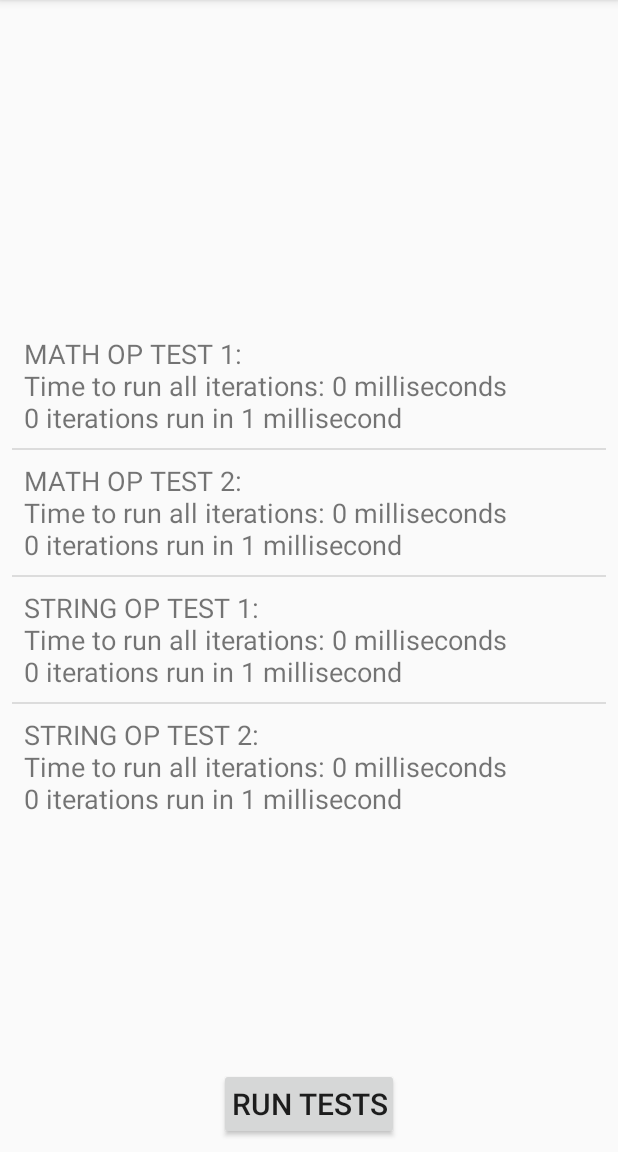
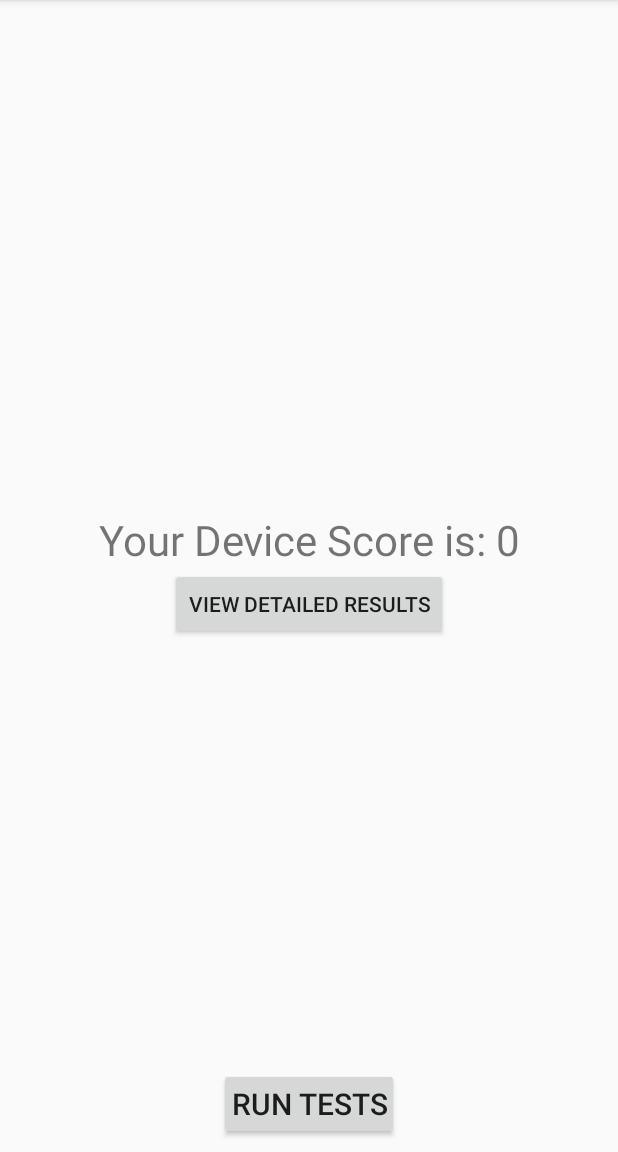
Before and after one commit to dimagi/commcare-developer-toolkit, an Android app: the RawDeviceTestsActivity screen opened directly, with no data from a screen before it, after a tap on "RUN TESTS", on a phone screen of 412 x 824 dp, the part 84-1236 px from its top. Run offline under Robolectric (Android 15) with nearby library versions, the phone set to English and light mode, and no system bars; 1 statement that could not run was skipped.

Commit message:
moved test details to separate activity; need to figure out why progress bar doesn't show up

```diff
--- a/app/src/main/java/dalvik/commcare/org/commcaretoolkit/activities/RawDeviceTestsActivity.java
+++ b/app/src/main/java/dalvik/commcare/org/commcaretoolkit/activities/RawDeviceTestsActivity.java
@@ -1,16 +1,14 @@
 package dalvik.commcare.org.commcaretoolkit.activities;
 
-import android.content.Context;
+import android.content.Intent;
 import android.os.Bundle;
 import android.support.v7.app.AppCompatActivity;
 import android.view.View;
-import android.view.ViewGroup;
-import android.widget.ArrayAdapter;
-import android.widget.ListView;
 import android.widget.TextView;
 
 
 import dalvik.commcare.org.commcaretoolkit.R;
+import dalvik.commcare.org.commcaretoolkit.device.tests.DeviceTestsUtility;
 import dalvik.commcare.org.commcaretoolkit.device.tests.RawTestsRunner;
 import dalvik.commcare.org.commcaretoolkit.device.tests.TestResult;
 
@@ -20,48 +18,46 @@ import dalvik.commcare.org.commcaretoolkit.device.tests.TestResult;
 
 public class RawDeviceTestsActivity extends AppCompatActivity {
 
-    private static final String KEY_COMPUTED_RESULTS = "computed-results";
+    protected static final String KEY_COMPUTED_RESULTS = "computed-results";
 
     private TestResult[] computedResults;
 
     @Override
     protected void onCreate(Bundle savedInstanceState) {
         super.onCreate(savedInstanceState);
-        setContentView(R.layout.raw_device_tests_layout);
+        setContentView(R.layout.run_device_tests_layout);
         if (savedInstanceState != null) {
             this.computedResults = (TestResult[])savedInstanceState.getSerializable(KEY_COMPUTED_RESULTS);
-            updateResultsOnScreen();
         }
 
         (findViewById(R.id.run_button)).setOnClickListener(new View.OnClickListener() {
             @Override
             public void onClick(View v) {
-                computedResults = RawTestsRunner.run();
-                updateResultsOnScreen();
+                runButtonOnClick();
+            }
+        });
+
+        (findViewById(R.id.view_details_button)).setOnClickListener(new View.OnClickListener() {
+            @Override
+            public void onClick(View v) {
+                Intent i = new Intent(RawDeviceTestsActivity.this, DeviceTestDetailsActivity.class);
+                i.putExtra(KEY_COMPUTED_RESULTS, computedResults);
+                startActivity(i);
             }
         });
     }
 
-    private void updateResultsOnScreen() {
-        if (computedResults != null) {
-            ListView lv = (ListView)findViewById(R.id.test_results);
-            lv.setAdapter(new ArrayAdapter<TestResult>(this, android.R.layout.simple_list_item_1,
-                    computedResults) {
+    private void runButtonOnClick() {
+        View progressBar = findViewById(R.id.progress_bar);
+        View resultsView = findViewById(R.id.after_results_computed_view);
 
-                @Override
-                public View getView(int position, View convertView, ViewGroup parent) {
-                    Context context = RawDeviceTestsActivity.this;
-                    View v = convertView;
-                    if (v == null) {
-                        v = View.inflate(context, R.layout.test_result_view, null);
-                    }
-                    TestResult current = this.getItem(position);
-                    ((TextView)v).setText(current.getDisplayString(context));
-                    return v;
-                }
-
-            });
-        }
+        resultsView.setVisibility(View.GONE);
+        progressBar.setVisibility(View.VISIBLE);
+        computedResults = RawTestsRunner.run();
+        resultsView.setVisibility(View.VISIBLE);
+        progressBar.setVisibility(View.GONE);
+        ((TextView)findViewById(R.id.overall_score)).setText(
+                DeviceTestsUtility.getOverallScoreDisplayString(this, computedResults));
     }
 
     @Override
--- /dev/null
+++ b/app/src/main/java/dalvik/commcare/org/commcaretoolkit/device/tests/DeviceTestsUtility.java
@@ -0,0 +1,22 @@
+package dalvik.commcare.org.commcaretoolkit.device.tests;
+
+import android.content.Context;
+
+import dalvik.commcare.org.commcaretoolkit.R;
+
+/**
+ * Created by amstone326 on 1/25/17.
+ */
+
+public class DeviceTestsUtility {
+
+    private static int computeOverallScore(TestResult[] allResults) {
+        // TODO: implement
+        return 0;
+    }
+
+    public static String getOverallScoreDisplayString(Context context, TestResult[] allResults) {
+        int score = computeOverallScore(allResults);
+        return context.getString(R.string.overall_device_score, ""+score);
+    }
+}
--- a/app/src/main/res/layout/activity_home.xml
+++ b/app/src/main/res/layout/activity_home.xml
@@ -4,7 +4,7 @@
     xmlns:app="http://schemas.android.com/apk/res-auto"
     xmlns:tools="http://schemas.android.com/tools" android:layout_width="match_parent"
     android:layout_height="match_parent" android:fitsSystemWindows="true"
-    tools:context=".HomeActivity">
+    tools:context=".activities.HomeActivity">
 
     <android.support.design.widget.AppBarLayout
         android:layout_height="wrap_content"
--- a/app/src/main/res/layout/raw_device_tests_layout.xml
+++ /dev/null
@@ -1,25 +0,0 @@
-<?xml version="1.0" encoding="utf-8"?>
-<RelativeLayout xmlns:android="http://schemas.android.com/apk/res/android"
-    android:layout_width="match_parent"
-    android:layout_height="match_parent">
-
-    <ListView
-        android:id="@+id/test_results"
-        android:layout_width="match_parent"
-        android:layout_height="wrap_content"
-        android:layout_centerVertical="true"
-        android:layout_margin="@dimen/standard_spacer">
-    </ListView>
-
-    <Button
-        android:layout_width="wrap_content"
-        android:layout_height="wrap_content"
-        android:text="@string/run_tests_string"
-        android:textSize="@dimen/text_size_medium_plus"
-        android:padding="@dimen/standard_spacer"
-        android:layout_margin="@dimen/standard_spacer"
-        android:layout_alignParentBottom="true"
-        android:layout_centerHorizontal="true"
-        android:id="@+id/run_button" />
-
-</RelativeLayout>
--- /dev/null
+++ b/app/src/main/res/layout/run_device_tests_layout.xml
@@ -0,0 +1,51 @@
+<?xml version="1.0" encoding="utf-8"?>
+<RelativeLayout xmlns:android="http://schemas.android.com/apk/res/android"
+    android:layout_width="match_parent"
+    android:layout_height="match_parent">
+
+    <LinearLayout
+        android:id="@+id/after_results_computed_view"
+        android:layout_width="match_parent"
+        android:layout_height="wrap_content"
+        android:orientation="vertical"
+        android:layout_centerVertical="true"
+        android:gravity="center_horizontal"
+        android:visibility="gone">
+
+        <TextView
+            android:id="@+id/overall_score"
+            android:layout_width="wrap_content"
+            android:layout_height="wrap_content"
+            android:textSize="@dimen/text_size_very_large"
+            android:gravity="center"/>
+
+        <Button
+            android:id="@+id/view_details_button"
+            android:layout_width="wrap_content"
+            android:layout_height="wrap_content"
+            android:text="@string/view_test_details"
+            android:textSize="@dimen/text_size_small"
+            android:gravity="center"/>
+
+    </LinearLayout>
+
+    <ProgressBar
+        android:id="@+id/progress_bar"
+        android:layout_width="60dp"
+        android:layout_height="60dp"
+        android:layout_centerInParent="true"
+        android:indeterminate="true"
+        android:visibility="gone"/>
+
+    <Button
+        android:layout_width="wrap_content"
+        android:layout_height="wrap_content"
+        android:text="@string/run_tests_string"
+        android:textSize="@dimen/text_size_medium_plus"
+        android:padding="@dimen/standard_spacer"
+        android:layout_margin="@dimen/standard_spacer"
+        android:layout_alignParentBottom="true"
+        android:layout_centerHorizontal="true"
+        android:id="@+id/run_button" />
+
+</RelativeLayout>
--- a/app/src/main/res/values/dimens.xml
+++ b/app/src/main/res/values/dimens.xml
@@ -16,4 +16,6 @@
     <dimen name="text_size_medium">18sp</dimen>
     <dimen name="text_size_medium_plus">20sp</dimen>
     <dimen name="text_size_large">22sp</dimen>
+    <dimen name="text_size_very_large">28sp</dimen>
+
 </resources>
--- a/app/src/main/res/values/strings.xml
+++ b/app/src/main/res/values/strings.xml
@@ -24,8 +24,9 @@
     <string name="trigger_refresh_text">Trigger Refresh</string>
     <string name="supporting_apps_explanation">Below is a list of other apps that are useful when using CommCare. Click on the name of an app below to view the download page for the app on the Google Play Store.</string>
     <string name="supporting_apps_unavailable">This utility cannot be used on your device because it requires the Google Play Store to be available.</string>
-    <string name="more_coming_string">More utilities will be available soon! Check back for updates.</string>
     <string name="run_tests_string">Run Tests</string>
     <string name="device_test_score_string">%s iterations run in 1 millisecond</string>
     <string name="device_test_duration_string">Time to run all iterations: %s milliseconds</string>
+    <string name="view_test_details">View Detailed Results</string>
+    <string name="overall_device_score">Your Device Score is: %s</string>
 </resources>
```
Also changed, not shown: app/src/main/AndroidManifest.xml (+6 -5 lines), app/src/main/java/dalvik/commcare/org/commcaretoolkit/activities/DeviceTestDetailsActivity.java (added, +53 -0 lines), app/src/main/res/layout/content_home.xml (+1 -8 lines), app/src/main/res/layout/device_test_details.xml (added, +15 -0 lines).
